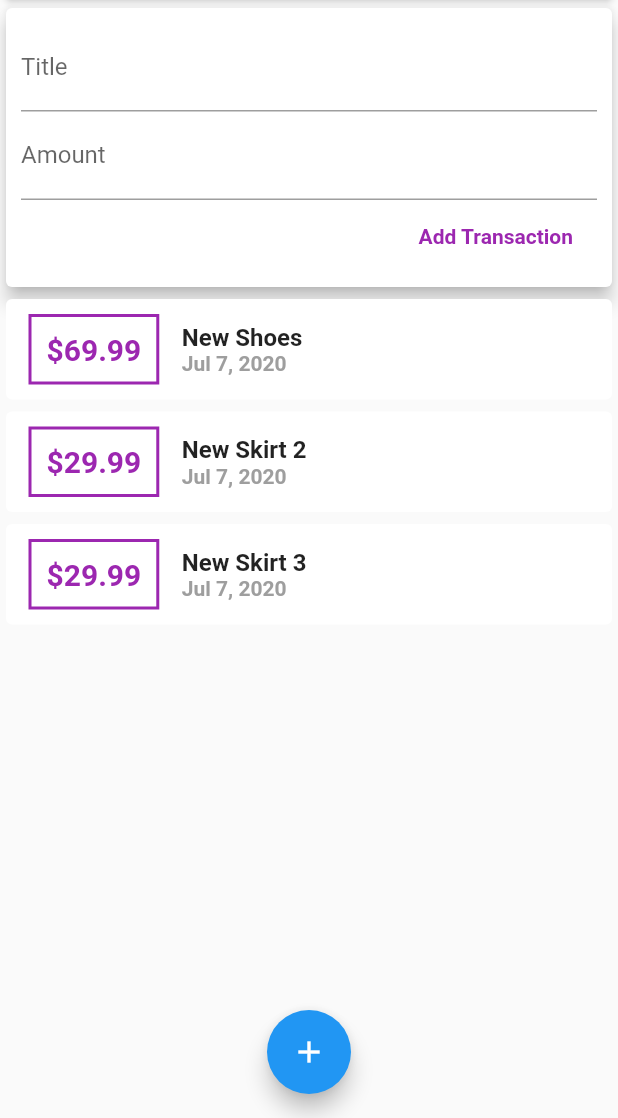
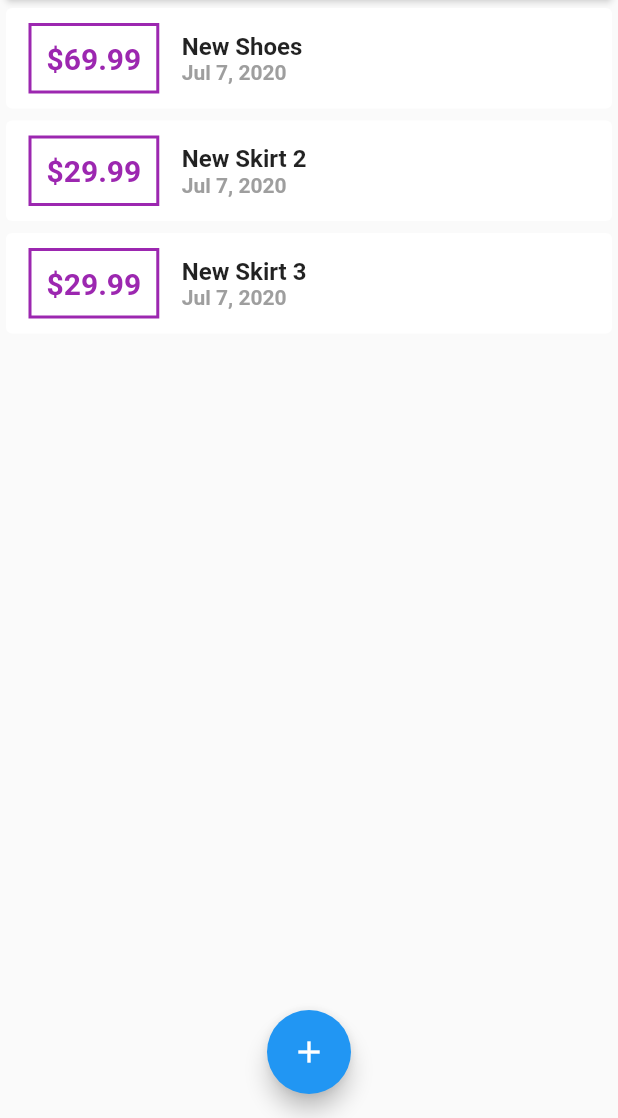
Before and after one commit to innovadeveloper/second_app_flotter, a Flutter app: the screen it shows after launch, on a phone screen of 412 x 824 dp, the part 118-1236 px from its top. Run offline on Flutter 3.47's test engine with Material 2 defaults, Android fonts, the phone set to English and light mode, and no system bars.

Commit message:
user_transactions replaced by main.dart because the _addNewTx method is used in that place for the modal sheet

```diff
--- a/lib/main.dart
+++ b/lib/main.dart
@@ -1,5 +1,4 @@
 import 'package:flutter/material.dart';
-import './widgets/user_transactions.dart';
 import './widgets/new_transaction.dart';
 import './widgets/transaction_list.dart';
 import './models/transaction.dart';
@@ -23,9 +22,62 @@ class MyApp extends StatelessWidget {
   }
 }
 
-class MyHomePage extends StatelessWidget {
+class MyHomePage extends StatefulWidget {
+  @override
+  _MyHomePageState createState() => _MyHomePageState();
+}
+
+class _MyHomePageState extends State<MyHomePage> {
   final titleController = TextEditingController();
+
   final amountController = TextEditingController();
+  final List<Transaction> _userTransactions = [
+    Transaction(
+      id: 't1',
+      title: 'New Shoes',
+      amount: 69.99,
+      date: DateTime.now(),
+    ),
+    Transaction(
+      id: 't2',
+      title: 'New Skirt 2',
+      amount: 29.99,
+      date: DateTime.now(),
+    ),
+    Transaction(
+      id: 't3',
+      title: 'New Skirt 3',
+      amount: 29.99,
+      date: DateTime.now(),
+    ),
+  ];
+
+  /*
+    * mètodo que agrega un elemento a la lista
+    */
+  void _addNewTransaction(final String title, final double amount) {
+    Transaction transaction = Transaction(
+        id: DateTime.now().toString(),
+        title: title,
+        amount: amount,
+        date: DateTime.now());
+    setState(() {
+      _userTransactions.add(transaction);
+    });
+  }
+
+  void _startAddNewTransaction(BuildContext context) {
+    showModalBottomSheet(
+      context: context,
+      builder: (context) {
+        return GestureDetector(
+          onTap: (){},  // fixing in android : not close by touch on the background
+          child: NewTransaction(_addNewTransaction),
+          behavior: HitTestBehavior.opaque, // fixing in android : not close by touch on the background
+        );
+      },
+    );
+  }
 
   @override
   Widget build(BuildContext context) {
@@ -33,9 +85,10 @@ class MyHomePage extends StatelessWidget {
       appBar: AppBar(
         title: Text('Flutter App'),
         actions: <Widget>[
-          IconButton(icon: Icon(Icons.add), onPressed: (){
-
-          },)
+          IconButton(
+            icon: Icon(Icons.add),
+            onPressed: () => _startAddNewTransaction(context),
+          )
         ],
       ),
       body: SingleChildScrollView(
@@ -50,14 +103,15 @@ class MyHomePage extends StatelessWidget {
                 elevation: 2,
               ),
             ),
-            UserTransaction()
+            TransactionList(_userTransactions),
           ],
         ),
       ),
       floatingActionButtonLocation: FloatingActionButtonLocation.centerFloat,
-      floatingActionButton: FloatingActionButton(child: Icon(Icons.add), onPressed: () {
-
-      },),
+      floatingActionButton: FloatingActionButton(
+        child: Icon(Icons.add),
+        onPressed: () => _startAddNewTransaction(context),
+      ),
     );
   }
 }
--- a/lib/widgets/new_transaction.dart
+++ b/lib/widgets/new_transaction.dart
@@ -1,11 +1,18 @@
 import 'package:flutter/material.dart';
 
-class NewTransaction extends StatelessWidget {
-  final titleController = TextEditingController();
-  final amountController = TextEditingController();
+class NewTransaction extends StatefulWidget {
   final Function addTx;
 
   NewTransaction(this.addTx);
+
+  @override
+  _NewTransactionState createState() => _NewTransactionState();
+}
+
+class _NewTransactionState extends State<NewTransaction> {
+  final titleController = TextEditingController();
+
+  final amountController = TextEditingController();
 
   void submitData() {
     // print(titleController.text);
@@ -15,7 +22,9 @@ class NewTransaction extends StatelessWidget {
     final double amount = double.parse(amountController.text);
     if(amount <= 0)return;
 
-    this.addTx(titleController.text, amount);
+    widget.addTx(titleController.text, amount);
+
+    Navigator.of(context).pop();
   }
 
   @override
--- a/lib/widgets/transaction_list.dart
+++ b/lib/widgets/transaction_list.dart
@@ -10,7 +10,7 @@ class TransactionList extends StatelessWidget {
   @override
   Widget build(BuildContext context) {
     return Container(
-      height: 400,
+      height: 700,
       child: ListView.builder(
         itemBuilder: (context, index) {
           // row : 1 - 2 (elements)
--- a/lib/widgets/user_transactions.dart
+++ b/lib/widgets/user_transactions.dart
@@ -9,48 +9,14 @@ class UserTransaction extends StatefulWidget {
 }
 
 class _UserTransactionState extends State<UserTransaction> {
-  final List<Transaction> _userTransactions = [
-    Transaction(
-      id: 't1',
-      title: 'New Shoes',
-      amount: 69.99,
-      date: DateTime.now(),
-    ),
-    Transaction(
-      id: 't2',
-      title: 'New Skirt 2',
-      amount: 29.99,
-      date: DateTime.now(),
-    ),
-    Transaction(
-      id: 't3',
-      title: 'New Skirt 3',
-      amount: 29.99,
-      date: DateTime.now(),
-    ),
-  ];
 
-  /*
-   * mètodo que agrega un elemento a la lista
-   */
-  void _addNewTransaction(final String title, final double amount) {
-    Transaction transaction = Transaction(
-      id: DateTime.now().toString(),
-      title: title,
-      amount: amount,
-      date: DateTime.now()
-    );
-    setState(() {
-      _userTransactions.add(transaction);
-    });
-  }
 
   @override
   Widget build(BuildContext context) {
     return Column(
       children: <Widget>[
-        NewTransaction(_addNewTransaction),
-        TransactionList(_userTransactions),
+        // NewTransaction(_addNewTransaction),
+        // TransactionList(_userTransactions),
       ],
     );
   }
```
Also changed, not shown: 1 other file.
